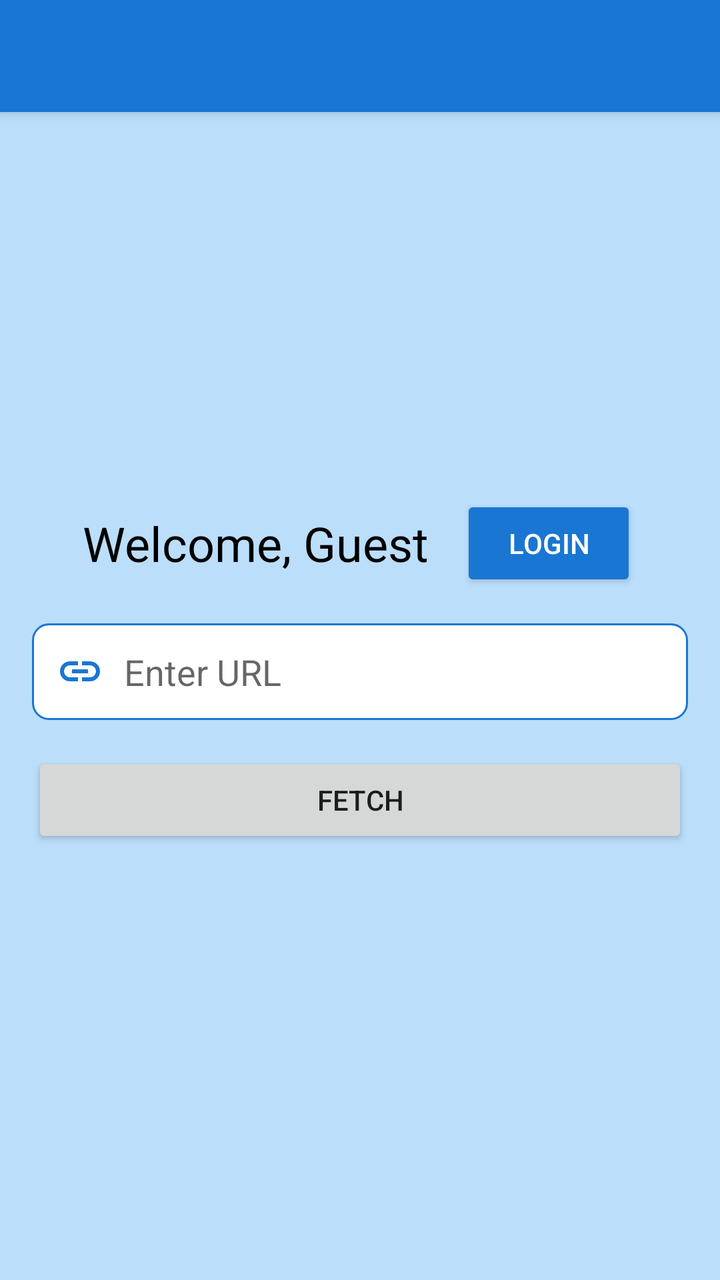
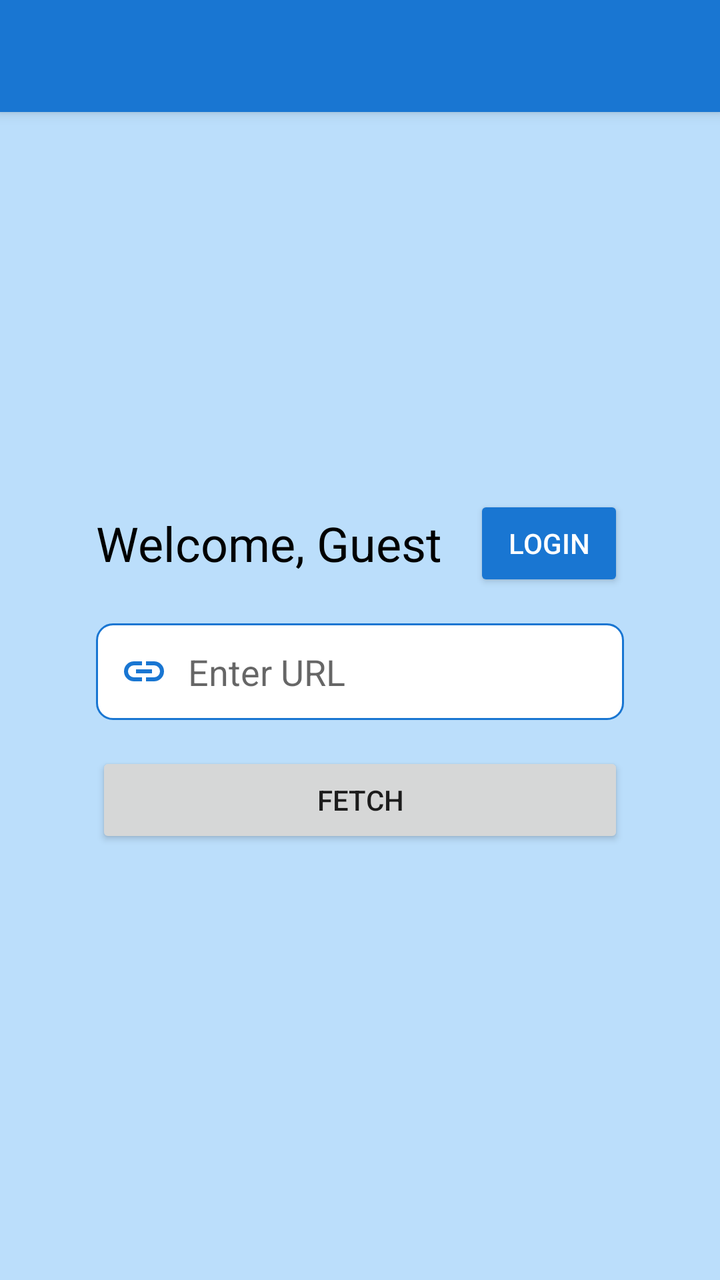

Two renders of the same Android screen: before a commit and after it. Below are the layout's source before the change and the commit's diff.
<!-- AndroidManifest.xml: application theme Theme.AppTheme -->
<!-- res/layout/activity_fetch.xml -->
<?xml version="1.0" encoding="utf-8"?>
<androidx.coordinatorlayout.widget.CoordinatorLayout
    xmlns:android="http://schemas.android.com/apk/res/android"
    xmlns:app="http://schemas.android.com/apk/res-auto"
    android:layout_width="match_parent"
    android:layout_height="match_parent"
    android:background="@color/blue_100">

    
    <com.google.android.material.appbar.AppBarLayout
        android:layout_width="match_parent"
        android:layout_height="wrap_content"
        android:theme="@style/ThemeOverlay.MaterialComponents.ActionBar">

        <androidx.appcompat.widget.Toolbar
            android:id="@+id/toolbar"
            android:layout_width="match_parent"
            android:layout_height="?attr/actionBarSize"
            android:background="@color/blue_700"
            android:title="Fetch Images"
            android:titleTextColor="@android:color/white"
            app:popupTheme="@style/ThemeOverlay.MaterialComponents.Light" />
    </com.google.android.material.appbar.AppBarLayout>

    <ScrollView
        android:layout_width="match_parent"
        android:layout_height="match_parent"
        android:fillViewport="true"
        android:layout_marginTop="?attr/actionBarSize"
        android:padding="16dp">

        <LinearLayout
            android:layout_width="match_parent"
            android:layout_height="wrap_content"
            android:orientation="vertical"
            android:gravity="center">

            <LinearLayout
                android:layout_width="match_parent"
                android:layout_height="wrap_content"
                android:orientation="horizontal"
                android:gravity="center"
                android:layout_marginBottom="16dp">

                <TextView
                    android:id="@+id/welcomeTextView"
                    android:layout_width="wrap_content"
                    android:layout_height="wrap_content"
                    android:text="Welcome, Guest"
                    android:textSize="24sp"
                    android:textColor="@android:color/black"
                    android:layout_marginEnd="16dp" />

                <Button
                    android:id="@+id/authButton"
                    android:layout_width="wrap_content"
                    android:layout_height="wrap_content"
                    android:text="Login"
                    android:paddingVertical="8dp"
                    android:backgroundTint="@color/blue_700"
                    android:textColor="@android:color/white"/>
            </LinearLayout>

            <EditText
                android:id="@+id/urlEditText"
                android:layout_width="match_parent"
                android:layout_height="wrap_content"
                android:hint="Enter URL"
                android:padding="12dp"
                android:background="@drawable/edit_text_background"
                android:layout_marginBottom="16dp"
                android:drawableStart="@drawable/ic_link"
                android:drawablePadding="10dp" />

            <Button
                android:id="@+id/fetchButton"
                android:layout_width="match_parent"
                android:layout_height="wrap_content"
                android:text="Fetch"
                android:layout_marginBottom="16dp" />

            <TextView
                android:id="@+id/progressTextView"
                android:layout_width="wrap_content"
                android:layout_height="wrap_content"
                android:text="Downloading..."
                android:visibility="gone"
                android:layout_marginBottom="16dp" />

            <ProgressBar
                android:id="@+id/progressBar"
                android:layout_width="match_parent"
                android:layout_height="wrap_content"
                android:visibility="gone"
                style="@android:style/Widget.ProgressBar.Horizontal"
                android:progress="0"
                android:max="100"
                android:layout_marginBottom="8dp" />

            <TextView
                android:id="@+id/progressPercentageTextView"
                android:layout_width="wrap_content"
                android:layout_height="wrap_content"
                android:text="0%"
                android:visibility="gone"
                android:layout_marginBottom="16dp"
                android:textSize="16sp"
                android:textColor="@android:color/black"
                android:gravity="center" />

            <TextView
                android:id="@+id/selectionTextView"
                android:layout_width="match_parent"
                android:layout_height="wrap_content"
                android:layout_marginBottom="8dp"
                android:text="Image 0 of 6 selected"
                android:visibility="gone"
                android:textSize="16sp"
                android:textColor="@android:color/black"
                android:gravity="center" />

            <androidx.recyclerview.widget.RecyclerView
                android:id="@+id/imagesRecyclerView"
                android:layout_width="match_parent"
                android:layout_height="wrap_content"
                android:layout_marginTop="8dp" />

            <Button
                android:id="@+id/playButton"
                android:layout_width="match_parent"
                android:layout_height="wrap_content"
                android:text="Play"
                android:layout_marginVertical="16dp"
                android:visibility="gone"
                android:enabled="false" />
        </LinearLayout>
    </ScrollView>
</androidx.coordinatorlayout.widget.CoordinatorLayout>
<!-- resources referenced by this layout -->
<resources>
  <color name="blue_100">#BBDEFB</color>
  <color name="blue_700">#1976D2</color>
  <!-- drawable edit_text_background (drawable) -->
  <?xml version="1.0" encoding="utf-8"?>
  <shape xmlns:android="http://schemas.android.com/apk/res/android">
      <solid android:color="@android:color/white" />
      <corners android:radius="8dp" />
      <stroke android:width="1dp" android:color="@color/blue_700" />
      <padding android:left="8dp" android:right="8dp" android:top="4dp" android:bottom="4dp" />
  </shape>
  <!-- drawable ic_link (drawable) -->
  <vector xmlns:android="http://schemas.android.com/apk/res/android"
      android:width="24dp"
      android:height="24dp"
      android:viewportWidth="960"
      android:viewportHeight="960">
    <path
        android:pathData="M440,680L280,680q-83,0 -141.5,-58.5T80,480q0,-83 58.5,-141.5T280,280h160v80L280,360q-50,0 -85,35t-35,85q0,50 35,85t85,35h160v80ZM320,520v-80h320v80L320,520ZM520,680v-80h160q50,0 85,-35t35,-85q0,-50 -35,-85t-85,-35L520,360v-80h160q83,0 141.5,58.5T880,480q0,83 -58.5,141.5T680,680L520,680Z"
        android:fillColor="#1976d2"/>
  </vector>
  <style name="Theme.AppTheme" parent="Theme.MaterialComponents.DayNight.NoActionBar">
          
          <item name="colorPrimary">@color/blue_700</item>
          <item name="colorPrimaryVariant">@color/blue_100</item>
          <item name="colorOnPrimary">@android:color/white</item>
          <item name="colorSecondary">@color/blue_700</item>
      </style>
</resources>

<!-- the commit's change to res/layout/activity_fetch.xml (unified diff, before → after) -->
@@ -27,7 +27,8 @@
         android:layout_height="match_parent"
         android:fillViewport="true"
         android:layout_marginTop="?attr/actionBarSize"
-        android:padding="16dp">
+        android:paddingVertical="16dp"
+        android:paddingHorizontal="48dp">
 
         <LinearLayout
             android:layout_width="match_parent"
